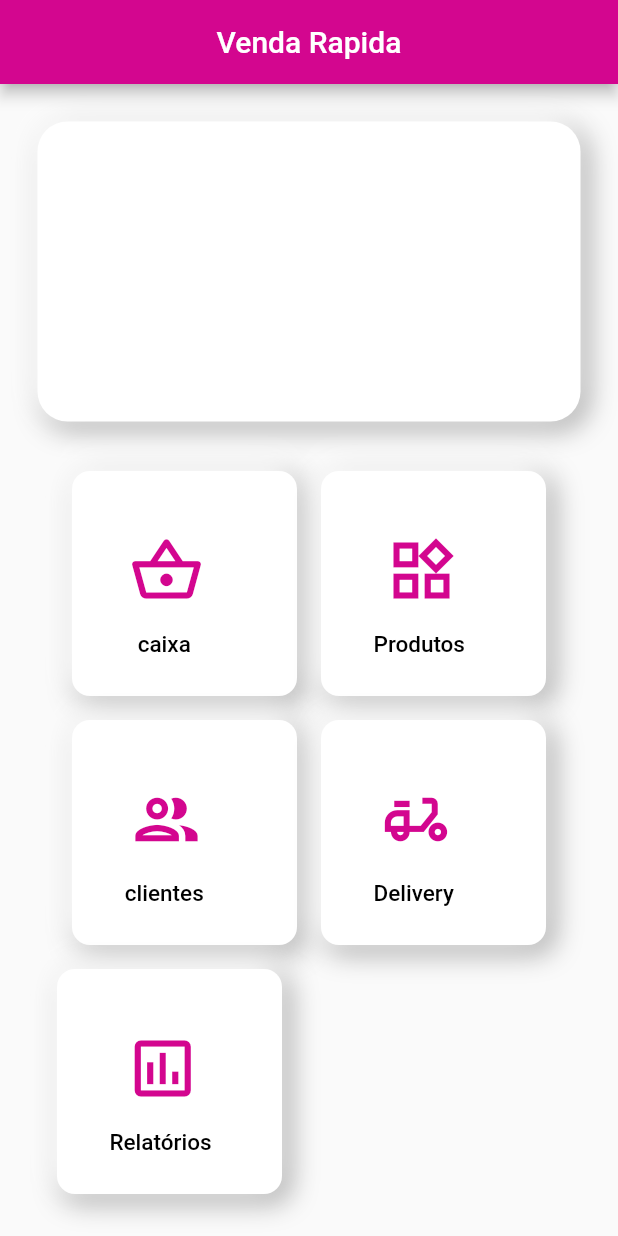
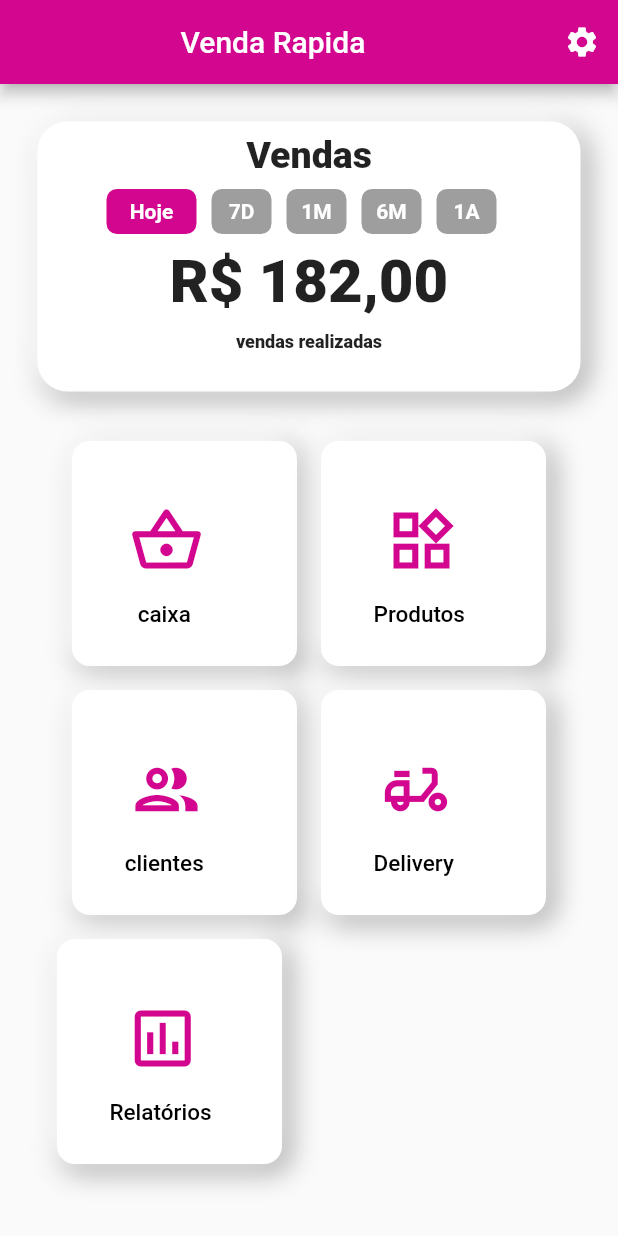
Before and after one commit to WSilvaM/venda_rapida, a Flutter app: the screen it shows after launch, on a phone screen of 412 x 824 dp. Run offline on Flutter 3.47's test engine with Material 2 defaults, Android fonts, the light colour scheme and no system bars.

Commit message:
Tela principal finalizada

```diff
--- a/lib/Comtainer.dart
+++ b/lib/Comtainer.dart
@@ -1,24 +1,25 @@
 import 'package:flutter/material.dart';
 import 'package:venda_rapida/styleCores/Cores.dart';
 
-Widget Containerbuild(IconButton iconButton,String texto){
+Widget Containerbuild(IconButton iconButton, String texto) {
   return Padding(
     padding: const EdgeInsets.all(8.0),
     child: Column(
       children: [
-
         Container(
-          child :
-      Row(
+          child: Row(
             children: [
-          Column(mainAxisAlignment: MainAxisAlignment.center,
+              Column(
+                mainAxisAlignment: MainAxisAlignment.center,
                 children: [
                   Padding(
-                  padding: const EdgeInsets.only(top: 10,left:30,right: 30,bottom: 15),
+                    padding: const EdgeInsets.only(
+                        top: 10, left: 30, right: 30, bottom: 15),
                     child: iconButton,
                   ),
                   Padding(
-                      padding: const EdgeInsets.only(top: 10, left: 35,right: 20,bottom: 2),
+                    padding: const EdgeInsets.only(
+                        top: 10, left: 35, right: 20, bottom: 2),
                     child: Text(
                       texto,
                       style: TextStyle(
@@ -31,7 +32,6 @@ Widget Containerbuild(IconButton iconButton,String texto){
               ),
             ],
           ),
-
           width: 150,
           height: 150,
           decoration: BoxDecoration(
@@ -39,25 +39,59 @@ Widget Containerbuild(IconButton iconButton,String texto){
               borderRadius: BorderRadius.circular(12),
               boxShadow: [
                 BoxShadow(
-                  color: Colors.grey.shade500,
-                  offset: Offset(4.0,4.0),
+                  color: ColorsApp.grey,
+                  offset: Offset(4.0, 4.0),
                   blurRadius: 15.0,
                   spreadRadius: 1.0,
                 ),
                 BoxShadow(
                   color: Colors.white,
-                  offset: Offset(-4.0,-4.0),
-
+                  offset: Offset(-4.0, -4.0),
                   blurRadius: 15.0,
                   spreadRadius: 1.0,
                 ),
-
-              ]
-                ),
-
-
+              ]),
         ),
       ],
     ),
   );
 }
+
+Widget buildCont(String texto, Color ColorsApp, double Height, double Width) {
+  return Row(
+    children: [
+      Container(
+        alignment: Alignment.center,
+        child: Text(
+          texto,
+          style: TextStyle(color: Colors.white, fontWeight: FontWeight.w600),
+        ),
+        height: Height,
+        width: Width,
+        decoration: BoxDecoration(
+          color: ColorsApp,
+          borderRadius: BorderRadius.circular(7),
+        ),
+      ),
+      SizedBox(
+        width: 10,
+      ),
+    ],
+  );
+}
+
+Widget buildContai(
+  String tex,
+  double font,
+) {
+  return Container(
+    child: Column(
+      children: [
+        Text(
+          tex,
+          style: TextStyle(fontSize: font, fontWeight: FontWeight.w800),
+        ),
+      ],
+    ),
+  );
+}
--- /dev/null
+++ b/lib/Telas/Tela_Produtos.dart
@@ -0,0 +1,30 @@
+import 'package:flutter/material.dart';
+import 'package:flutter/src/widgets/framework.dart';
+import 'package:flutter/src/widgets/placeholder.dart';
+
+class Produtos extends StatefulWidget {
+  const Produtos({super.key});
+
+  @override
+  State<Produtos> createState() => _ProdutosState();
+}
+
+class _ProdutosState extends State<Produtos> {
+  @override
+  Widget build(BuildContext context) {
+    return Scaffold(
+      appBar: AppBar(
+        title: Text("Produtos"),
+      ),
+      body: Column(
+        children: [
+          Container(
+            height: 200,
+            width: 100,
+            color: Colors.amber,
+          )
+        ],
+      ),
+    );
+  }
+}
--- a/lib/main.dart
+++ b/lib/main.dart
@@ -1,24 +1,22 @@
 import 'package:flutter/material.dart';
 
 import 'package:venda_rapida/Comtainer.dart';
+import 'package:venda_rapida/Telas/Tela_Produtos.dart';
 import 'package:venda_rapida/styleCores/Cores.dart';
 
 void main() {
   runApp(const MyApp());
-
 }
 
 class MyApp extends StatelessWidget {
   const MyApp({super.key});
-
 
   @override
   Widget build(BuildContext context) {
     return MaterialApp(
       title: 'Flutter Demo',
       theme: ThemeData(
-
-        primarySwatch:Colors.pink ,
+        primarySwatch: Colors.pink,
       ),
       home: const MyHomePage(title: 'Venda Rapida'),
     );
@@ -34,84 +32,162 @@ class MyHomePage extends StatefulWidget {
 }
 
 class _MyHomePageState extends State<MyHomePage> {
-
   @override
   Widget build(BuildContext context) {
-
     return Scaffold(
-      appBar: AppBar(backgroundColor: ColorsApp.primary,
-
-        title: Center(child: Text(widget.title,)),
+      appBar: AppBar(
+        actions: [
+          IconButton(
+              onPressed: null,
+              icon: Icon(
+                Icons.settings,
+                color: Colors.white,
+              ))
+        ],
+        backgroundColor: ColorsApp.primary,
+        title: Center(
+          child: Text(
+            widget.title,
           ),
-      body:
-
-
-       ListView(children: [
+        ),
+      ),
+      body: ListView(
+        children: [
           Padding(
             padding: const EdgeInsets.all(25),
-          child: Container(width: 80,
-          height: 200, decoration: BoxDecoration(
+            child: Container(
+              child: Column(
+                children: [
+                  SizedBox(
+                    height: 8,
+                  ),
+                  Text(
+                    "Vendas",
+                    style: TextStyle(fontSize: 25, fontWeight: FontWeight.w800),
+                  ),
+                  Padding(
+                    padding: const EdgeInsets.all(8.0),
+                    child: Row(
+                      mainAxisAlignment: MainAxisAlignment.center,
+                      children: [
+                        buildCont("Hoje", ColorsApp.primary, 30, 60),
+                        buildCont("7D", ColorsApp.grey, 30, 40),
+                        buildCont("1M", ColorsApp.grey, 30, 40),
+                        buildCont("6M", ColorsApp.grey, 30, 40),
+                        buildCont("1A", ColorsApp.grey, 30, 40),
+                      ],
+                    ),
+                  ),
+                  buildContai("R\$ 182,00", 40),
+                  SizedBox(
+                    height: 10,
+                  ),
+                  buildContai("vendas realizadas", 12)
+                ],
+              ),
+              width: 80,
+              height: 180,
+              decoration: BoxDecoration(
                 color: Colors.white,
                 borderRadius: BorderRadius.circular(20),
                 boxShadow: [
                   BoxShadow(
                     color: Colors.grey.shade500,
-                offset: Offset(4.0,4.0),
+                    offset: Offset(4.0, 4.0),
                     blurRadius: 15.0,
                     spreadRadius: 1.0,
                   ),
-              BoxShadow(
+                  const BoxShadow(
                     color: Colors.white,
-                offset: Offset(-4.0,-4.0),
+                    offset: Offset(-4.0, -4.0),
                     blurRadius: 15.0,
                     spreadRadius: 1.0,
-              )
-            ]
-
+                  ),
+                ],
               ),
             ),
           ),
-         Column(mainAxisAlignment: MainAxisAlignment.center,
+          Column(
+            mainAxisAlignment: MainAxisAlignment.center,
             children: [
-            Row(mainAxisAlignment: MainAxisAlignment.center,
+              Row(
+                mainAxisAlignment: MainAxisAlignment.center,
                 children: [
-                Containerbuild(IconButton(
-                  onPressed: null, icon: Icon
-                  (Icons.shopping_basket_outlined,
-                  color: ColorsApp.primary,size: 50,)),"caixa"),
-                Containerbuild(IconButton(onPressed: null,
-                 icon: Icon(Icons.now_widgets_outlined,color: ColorsApp.primary,size: 50,)),"Produtos"),
+                  Containerbuild(
+                      const IconButton(
+                        onPressed: null,
+                        icon: Icon(
+                          Icons.shopping_basket_outlined,
+                          color: ColorsApp.primary,
+                          size: 50,
+                        ),
+                      ),
+                      "caixa"),
+                  Containerbuild(
+                      IconButton(
+                        onPressed: () {
+                          Navigator.push(
+                              context,
+                              MaterialPageRoute(
+                                builder: (context) => Produtos(),
+                              ));
+                          //  Navigator.of(context).pushReplacement(MaterialPageRoute(builder: (context) => Produtos(),));
+                        },
+                        icon: const Icon(
+                          Icons.now_widgets_outlined,
+                          color: ColorsApp.primary,
+                          size: 50,
+                        ),
+                      ),
+                      "Produtos"),
                 ],
               ),
-             Row(mainAxisAlignment: MainAxisAlignment.center,
+              Row(
+                mainAxisAlignment: MainAxisAlignment.center,
                 children: [
-            Containerbuild(IconButton(onPressed: null, icon: Icon(Icons.group_outlined,
-            color: ColorsApp.primary,size: 50,
-            ),),"clientes"),
-            Containerbuild(IconButton(onPressed: null, icon: Icon
-            (Icons.moped_outlined,color: ColorsApp.primary,size: 50,)),"Delivery"),
+                  Containerbuild(
+                      IconButton(
+                        onPressed: () {},
+                        icon: const Icon(
+                          Icons.group_outlined,
+                          color: ColorsApp.primary,
+                          size: 50,
+                        ),
+                      ),
+                      "clientes"),
+                  Containerbuild(
+                      const IconButton(
+                        onPressed: null,
+                        icon: Icon(
+                          Icons.moped_outlined,
+                          color: ColorsApp.primary,
+                          size: 50,
+                        ),
+                      ),
+                      "Delivery"),
                 ],
-
               ),
               Padding(
                 padding: const EdgeInsets.only(left: 30),
-           child: Row(mainAxisAlignment: MainAxisAlignment.start,
+                child: Row(
+                  mainAxisAlignment: MainAxisAlignment.start,
                   children: [
-
-              Containerbuild(IconButton(onPressed: null,
-              icon: Icon(Icons.insert_chart_outlined_outlined,color:
-               ColorsApp.primary,size: 50,)),"Relatórios"),
+                    Containerbuild(
+                        const IconButton(
+                            onPressed: null,
+                            icon: Icon(
+                              Icons.insert_chart_outlined_outlined,
+                              color: ColorsApp.primary,
+                              size: 50,
+                            )),
+                        "Relatórios"),
                   ],
-
                 ),
               )
             ],
           ),
         ],
-      )
-
-
-
+      ),
     );
   }
 }
--- a/lib/styleCores/Cores.dart
+++ b/lib/styleCores/Cores.dart
@@ -3,9 +3,11 @@ import 'package:flutter/material.dart';
 class ColorsApp {
   static const Color primary = Color.fromARGB(255, 211, 6, 143);
 
-  static const Color black = Color(0xff000000);
+  ColorsApp(Color black);
 
-  static const Color blue = Color(0xff4973FF);
+  static Color get grey => Colors.grey.shade500;
+
+  static const Color black = Color.fromARGB(255, 0, 0, 0);
 
   static const Color green = Color(0xff1CB86D);
 
```
Lines whose indentation alone changed are shown as unchanged.
